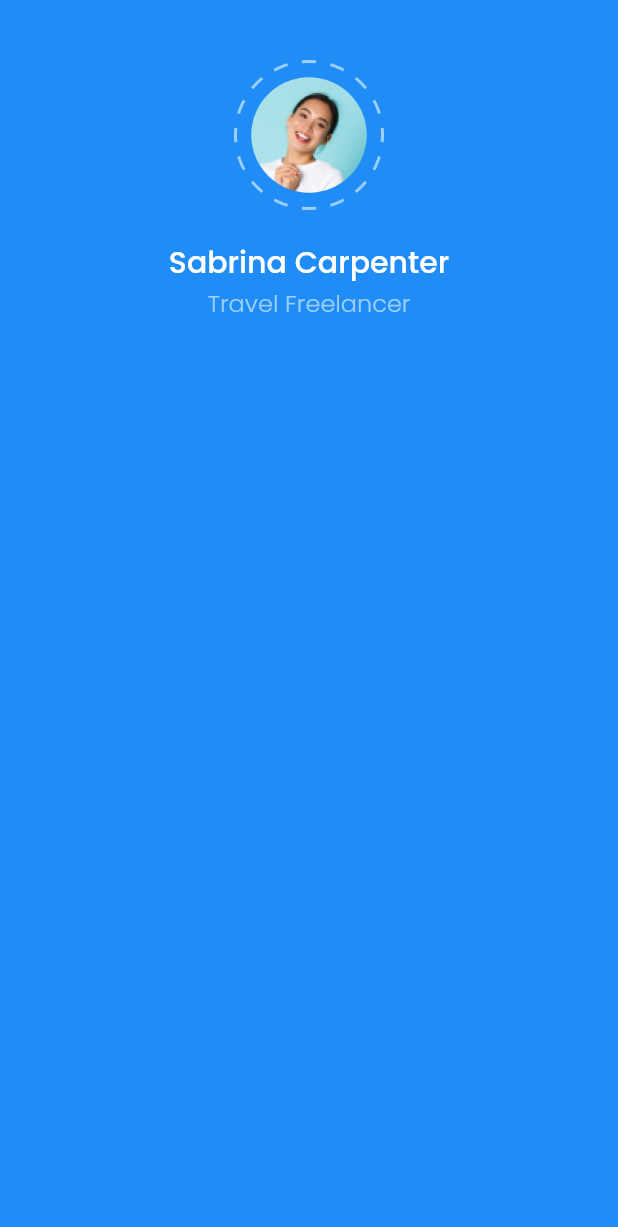
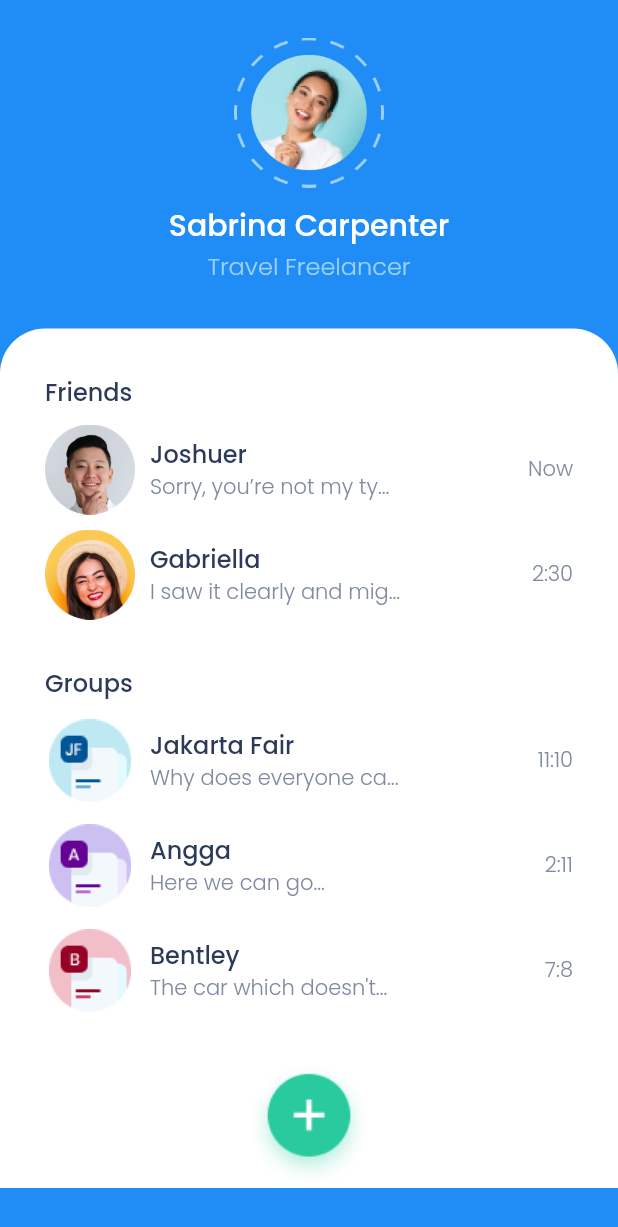
Before and after one commit to irnurzaman/chatty, a Flutter app: the screen it shows after launch, on a phone screen of 412 x 824 dp. Shown: the top 1227 px of the screen. Run offline on Flutter 3.47's test engine with Material 2 defaults, Android fonts, the phone set to English and light mode, and no system bars; our stand-ins replace google_fonts.

Commit message:
feat: Add chat item sections

```diff
--- /dev/null
+++ b/lib/component/chat_item.dart
@@ -0,0 +1,36 @@
+import 'package:flutter/material.dart';
+import 'package:mobile_apps_chatty/theme.dart';
+
+Widget chatItem({String image = "", String name = "", String lastChat = "", String time = ""}) {
+  return Row(
+    mainAxisAlignment: MainAxisAlignment.start,
+    children: [
+      Image.asset(
+        image,
+        width: 60,
+        height: 60,
+      ),
+      Padding(
+        padding: const EdgeInsets.symmetric(horizontal: 10),
+        child: Column(
+          crossAxisAlignment: CrossAxisAlignment.start,
+          children: [
+            Text(
+              name,
+              style: title,
+            ),
+            Text(
+              lastChat,
+              style: subtitle,
+            )
+          ],
+        ),
+      ),
+      const Spacer(),
+      Text(
+        time,
+        style: timestamp,
+      )
+    ],
+  );
+}
--- a/lib/pages/home.dart
+++ b/lib/pages/home.dart
@@ -1,4 +1,5 @@
 import 'package:flutter/material.dart';
+import 'package:mobile_apps_chatty/component/chat_item.dart';
 import 'package:mobile_apps_chatty/theme.dart';
 
 class Homepage extends StatelessWidget {
@@ -12,7 +13,7 @@ class Homepage extends StatelessWidget {
         body: Column(
           children: [
             Padding(
-              padding: const EdgeInsets.only(top: 40),
+              padding: const EdgeInsets.only(top: 25),
               child: Row(
                 mainAxisAlignment: MainAxisAlignment.center,
                 children: [
@@ -25,7 +26,7 @@ class Homepage extends StatelessWidget {
               ),
             ),
             Padding(
-              padding: const EdgeInsets.only(top: 20),
+              padding: const EdgeInsets.only(top: 10),
               child: Text(
                 "Sabrina Carpenter",
                 style: avaName,
@@ -34,6 +35,86 @@ class Homepage extends StatelessWidget {
             Text(
               "Travel Freelancer",
               style: avaTitle,
+            ),
+            const SizedBox(
+              height: 30,
+            ),
+            Container(
+              width: double.infinity,
+              padding: const EdgeInsets.only(top: 30, left: 30, right: 30),
+              decoration: BoxDecoration(
+                color: white,
+                borderRadius: const BorderRadius.vertical(top: Radius.circular(30)),
+              ),
+              child: Column(crossAxisAlignment: CrossAxisAlignment.start, children: [
+                Text(
+                  "Friends",
+                  style: title,
+                ),
+                Padding(
+                  padding: const EdgeInsets.only(top: 10),
+                  child: chatItem(
+                    image: "assets/images/ava2.png",
+                    name: "Joshuer",
+                    lastChat: "Sorry, you’re not my ty...",
+                    time: "Now",
+                  ),
+                ),
+                Padding(
+                  padding: const EdgeInsets.only(top: 10),
+                  child: chatItem(
+                    image: "assets/images/ava3.png",
+                    name: "Gabriella",
+                    lastChat: "I saw it clearly and mig...",
+                    time: "2:30",
+                  ),
+                ),
+                const SizedBox(
+                  height: 30,
+                ),
+                Text(
+                  "Groups",
+                  style: title,
+                ),
+                Padding(
+                  padding: const EdgeInsets.only(top: 10),
+                  child: chatItem(
+                    image: "assets/images/jf.png",
+                    name: "Jakarta Fair",
+                    lastChat: "Why does everyone ca...",
+                    time: "11:10",
+                  ),
+                ),
+                Padding(
+                  padding: const EdgeInsets.only(top: 10),
+                  child: chatItem(
+                    image: "assets/images/a.png",
+                    name: "Angga",
+                    lastChat: "Here we can go...",
+                    time: "2:11",
+                  ),
+                ),
+                Padding(
+                  padding: const EdgeInsets.only(top: 10),
+                  child: chatItem(
+                    image: "assets/images/b.png",
+                    name: "Bentley",
+                    lastChat: "The car which doesn't...",
+                    time: "7:8",
+                  ),
+                ),
+                const SizedBox(
+                  height: 30,
+                ),
+                Row(
+                  mainAxisAlignment: MainAxisAlignment.center,
+                  children: [
+                    InkWell(
+                      child: Image.asset("assets/images/btn.png"),
+                    ),
+                  ],
+                )
+              ]),
             )
           ],
         ),
```
